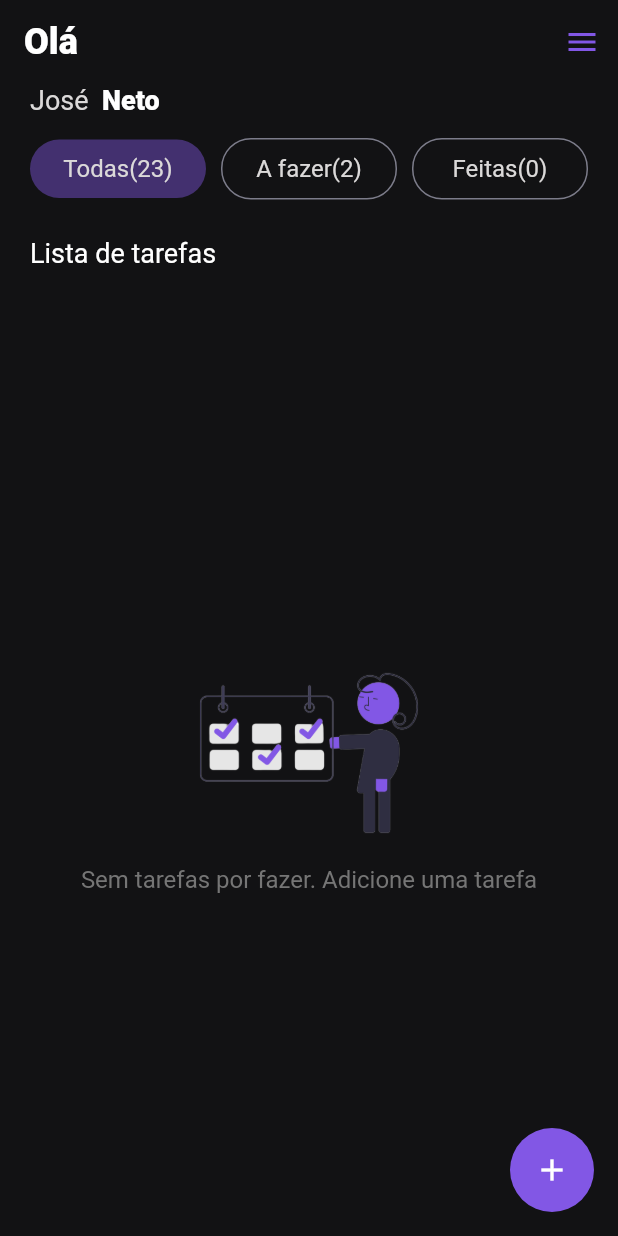
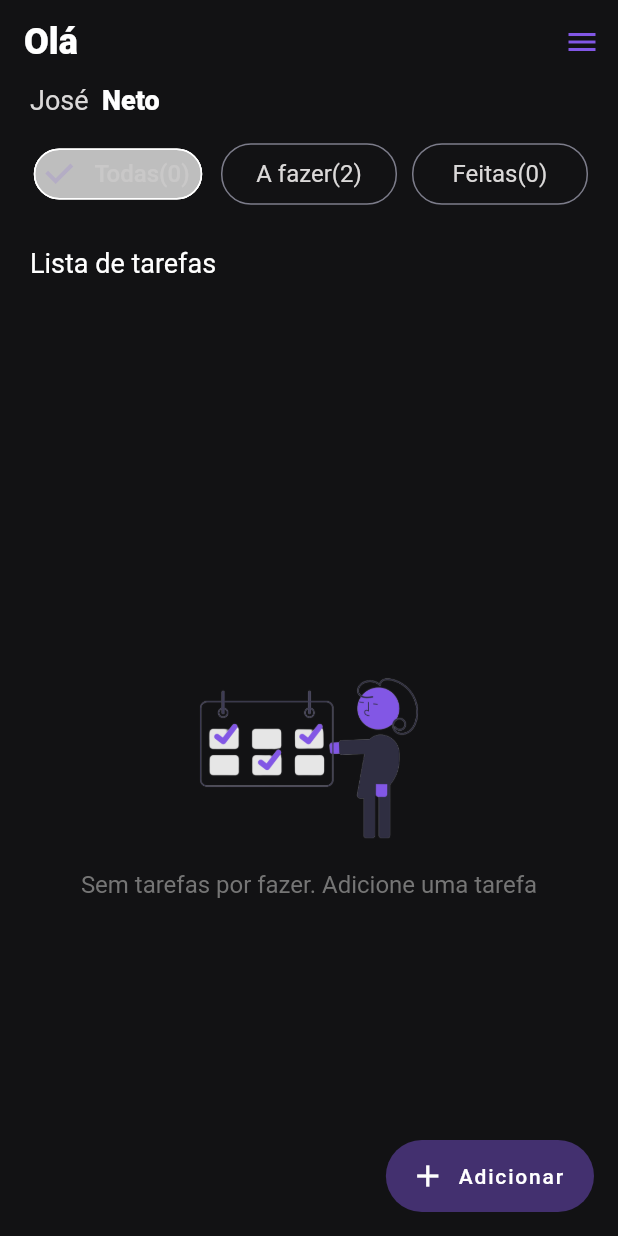
Before and after one commit to josedeneto/todo_app, a Flutter app: the screen it shows after launch, on a phone screen of 412 x 824 dp. Run offline on Flutter 3.47's test engine with Material 2 defaults, Android fonts, the phone set to English and light mode, and no system bars.

Commit message:
Replaced todo status to filter chip

```diff
--- /dev/null
+++ b/lib/app/pages/home/components/filter_chip_component.dart
@@ -0,0 +1,43 @@
+// ignore_for_file: public_member_api_docs, sort_constructors_first
+import 'package:app_todo/app/utils/colors/app_color.dart';
+import 'package:app_todo/app/utils/style/app_typography.dart';
+import 'package:flutter/material.dart';
+
+class FilterChipComponent extends StatefulWidget {
+  final String title;
+  final List<String> todos;
+  final Function(bool)? function;
+  final bool isSelected;
+  const FilterChipComponent(
+      {Key? key,
+      required this.title,
+      required this.todos,
+      required this.function,
+      required this.isSelected})
+      : super(key: key);
+
+  @override
+  State<FilterChipComponent> createState() => _FilterChipComponentState();
+}
+
+class _FilterChipComponentState extends State<FilterChipComponent> {
+  @override
+  Widget build(BuildContext context) {
+    return FilterChip(
+      backgroundColor: AppColor.chips,
+      checkmarkColor: AppColor.chips,
+      disabledColor: Colors.transparent,
+      padding: const EdgeInsets.only(left: 0),
+      selected: widget.isSelected,
+      label: Text('${widget.title}(${widget.todos.length})'),
+      onSelected: widget.function,
+      labelStyle: AppTypography.normal,
+      side: widget.isSelected
+          ? const BorderSide(
+              color: AppColor.white,
+              style: BorderStyle.solid,
+            )
+          : BorderSide.none,
+    );
+  }
+}
--- a/lib/app/pages/home/home_page.dart
+++ b/lib/app/pages/home/home_page.dart
@@ -1,11 +1,14 @@
+// ignore_for_file: public_member_api_docs, sort_constructors_first
+import 'package:app_todo/app/pages/home/components/filter_chip_component.dart';
+import 'package:flutter/material.dart';
+
 import 'package:app_todo/app/constants/app_constants.dart';
 import 'package:app_todo/app/utils/colors/app_color.dart';
 import 'package:app_todo/app/utils/helpers/navigators_extension.dart';
 import 'package:app_todo/app/utils/style/app_typography.dart';
 import 'package:app_todo/app/utils/widgets/app_bar_widget.dart';
-import 'package:flutter/material.dart';
 
-import 'components/todo_status.dart';
+
 
 class HomePage extends StatefulWidget {
   const HomePage({super.key});
@@ -23,7 +26,9 @@ class _HomePageState extends State<HomePage> {
         implyLeading: false,
         title: Text(
           'Olá',
-          style: AppTypography.boldText!.copyWith(fontSize: 24),
+          style: AppTypography.boldText!.copyWith(
+            fontSize: 24,
+          ),
         ),
         actions: [
           IconButton(
@@ -35,7 +40,10 @@ class _HomePageState extends State<HomePage> {
         ],
       ),
       body: Padding(
-        padding: const EdgeInsets.symmetric(vertical: 0, horizontal: 20),
+        padding: const EdgeInsets.symmetric(
+          vertical: 0,
+          horizontal: 20,
+        ),
         child: Column(
           crossAxisAlignment: CrossAxisAlignment.start,
           children: [
@@ -63,32 +71,49 @@ class _HomePageState extends State<HomePage> {
             Row(
               children: [
                 Expanded(
-                  child: Container(
+                  child: FilterChipComponent(title: 'Todas', todos: todos, function: null, isSelected: true,)
+                  /* Container(
                     padding: const EdgeInsets.all(10),
                     decoration: BoxDecoration(
-                        color: AppColor.chips,
-                        borderRadius: BorderRadius.circular(20)),
-                    child: const Center(child:  Text('Todas(23)')),
-                  ),
+                      color: AppColor.chips,
+                      borderRadius: BorderRadius.circular(20),
+                    ),
+                    child: const Center(
+                      child: Text('Todas(23)'),
+                    ),
+                  ),*/
                 ),
-                const SizedBox(width: 10,),
+                const SizedBox(
+                  width: 10,
+                ),
                 Expanded(
                   child: Container(
                     padding: const EdgeInsets.all(10),
                     decoration: BoxDecoration(
-                        border: Border.all(color: AppColor.hint, width: 1),
-                        borderRadius: BorderRadius.circular(20)),
-                    child: const Center(child: Text('A fazer(2)')),
+                      border: Border.all(
+                        color: AppColor.hint,
+                        width: 1,
+                      ),
+                      borderRadius: BorderRadius.circular(20),
+                    ),
+                    child: const Center(
+                      child: Text('A fazer(2)'),
+                    ),
                   ),
                 ),
-                const SizedBox(width: 10,),
+                const SizedBox(
+                  width: 10,
+                ),
                 Expanded(
                   child: Container(
                     padding: const EdgeInsets.all(10),
                     decoration: BoxDecoration(
-                        border: Border.all(color: AppColor.hint, width: 1),
-                        borderRadius: BorderRadius.circular(20)),
-                    child: const Center(child: Text('Feitas(0)')),
+                      border: Border.all(color: AppColor.hint, width: 1),
+                      borderRadius: BorderRadius.circular(20),
+                    ),
+                    child: const Center(
+                      child: Text('Feitas(0)'),
+                    ),
                   ),
                 ),
               ],
@@ -96,10 +121,11 @@ class _HomePageState extends State<HomePage> {
             const SizedBox(
               height: 25,
             ),
-            Text(
-              'Lista de tarefas',
-              style: AppTypography.boldText!.copyWith(fontSize: 18, fontWeight: FontWeight.w400,)
-            ),
+            Text('Lista de tarefas',
+                style: AppTypography.boldText!.copyWith(
+                  fontSize: 18,
+                  fontWeight: FontWeight.w400,
+                )),
             const SizedBox(
               height: 20,
             ),
@@ -116,8 +142,9 @@ class _HomePageState extends State<HomePage> {
                           Text(
                             AppConstants.messageNoTodo,
                             textAlign: TextAlign.center,
-                            style: AppTypography.normal!
-                                .copyWith(color: AppColor.grey),
+                            style: AppTypography.normal!.copyWith(
+                              color: AppColor.grey,
+                            ),
                           ),
                         ],
                       ),
@@ -125,8 +152,6 @@ class _HomePageState extends State<HomePage> {
                   )
                 : Expanded(
                     child: ListView.separated(
-                      keyboardDismissBehavior:
-                          ScrollViewKeyboardDismissBehavior.onDrag,
                       separatorBuilder: (_, i) => const Divider(),
                       itemCount: todos.length,
                       itemBuilder: (_, index) => ListTile(
@@ -142,8 +167,7 @@ class _HomePageState extends State<HomePage> {
           ],
         ),
       ),
-      floatingActionButton: FloatingActionButton(
-        tooltip: 'Adicionar',
+      floatingActionButton: FloatingActionButton.extended(
         onPressed: () async {
           final response = await context.pushNamed(page: '/add_todo');
           if (response != null) {
@@ -154,9 +178,10 @@ class _HomePageState extends State<HomePage> {
             todos.add("");
           }
         },
-        child: const Icon(
-          Icons.add,
+        label: const Text(
+          'Adicionar',
         ),
+        icon: const Icon(Icons.add),
       ),
     );
   }
--- a/lib/app/utils/theme/app_theme.dart
+++ b/lib/app/utils/theme/app_theme.dart
@@ -44,7 +44,7 @@ class AppTheme {
 
         floatingActionButtonTheme: const FloatingActionButtonThemeData(
           disabledElevation: 0,
-          backgroundColor: AppColor.secondary,
+          backgroundColor: AppColor.chips,
           elevation: 0,
         ),
 
```
